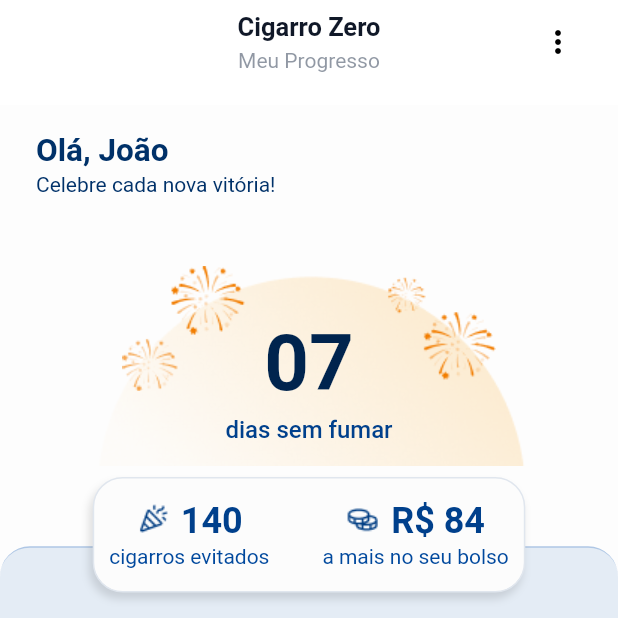
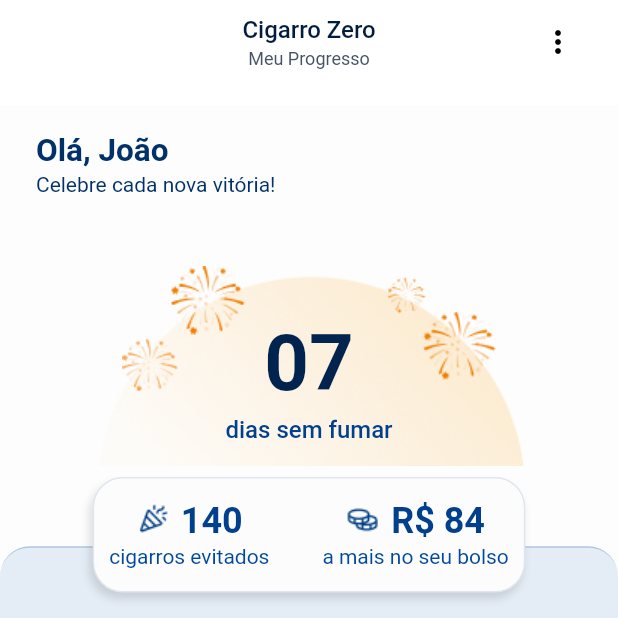
Before and after one commit to PipocaAgilDevs/cigarro-zero-app, a Flutter app: the screen it shows after launch, on a phone screen of 412 x 824 dp, the top half of it. Run offline on Flutter 3.47's test engine with Material 3 defaults, Android fonts, the phone set to English and light mode, and no system bars; our stand-ins replace google_fonts; Roboto replaces fonts that are missing (Oswald).

Commit message:
size correction

```diff
--- a/cigarrozeroapp/lib/modules/home/widgets/home_app_bar.dart
+++ b/cigarrozeroapp/lib/modules/home/widgets/home_app_bar.dart
@@ -22,18 +22,18 @@ class HomeAppBar extends StatelessWidget {
                     const Text(
                       "Cigarro Zero",
                       style: TextStyle(
-                        color: Color(0xFF101828),
-                        fontSize: 17,
-                        fontWeight: FontWeight.bold,
-                        fontFamily: 'Oswald',
-                      ),
+                          color: Color(0xFF001C3E),
+                          fontSize: 16,
+                          fontWeight: FontWeight.w500,
+                          fontFamily: 'Oswald'),
                     ),
                     const SizedBox(height: 2),
                     Text(
                       "Meu Progresso",
                       style: TextStyle(
-                        color: Color(0xFF475467).withOpacity(0.6),
-                        fontSize: 14,
+                        color: Color(0xFF475467),
+                        fontWeight: FontWeight.w400,
+                        fontSize: 12,
                       ),
                     ),
                   ],
```
